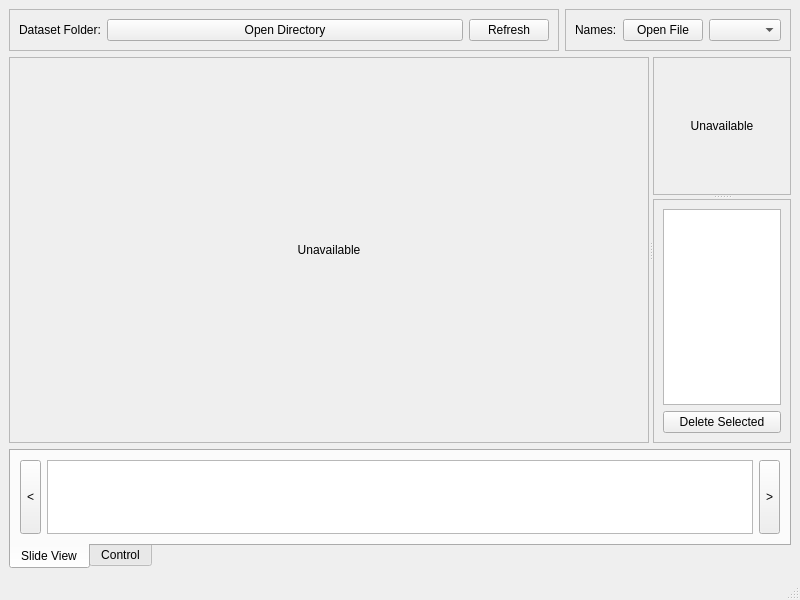
First picture: the form in util/ical_mark/icalmark.ui, repository jamesljlster/ican_mark, before the edit.
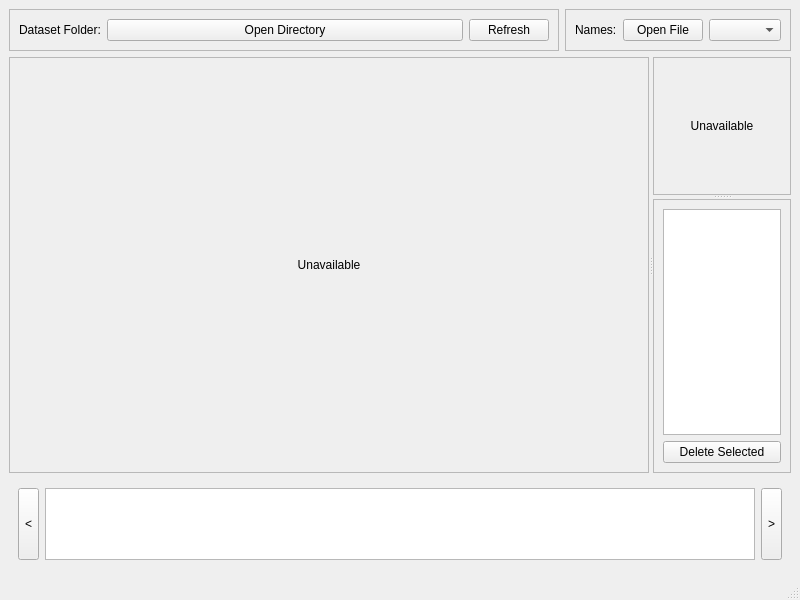
Second picture: the form after the edit. Custom widgets are drawn as their Qt base class.

Commit message: Using stack widget for better UI sizing policy

```diff
--- a/util/ical_mark/icalmark.ui
+++ b/util/ical_mark/icalmark.ui
@@ -314,24 +314,15 @@
      </widget>
     </item>
     <item>
-     <widget class="QTabWidget" name="southTab">
-      <property name="tabPosition">
-       <enum>QTabWidget::South</enum>
-      </property>
+     <widget class="QStackedWidget" name="southTab">
       <property name="currentIndex">
        <number>0</number>
       </property>
-      <property name="documentMode">
-       <bool>false</bool>
-      </property>
-      <property name="tabBarAutoHide">
-       <bool>false</bool>
-      </property>
       <widget class="QWidget" name="slidePage">
-       <attribute name="title">
+       <property name="accessibleName">
         <string>Slide View</string>
-       </attribute>
-       <layout class="QHBoxLayout" name="horizontalLayout_6">
+       </property>
+       <layout class="QHBoxLayout" name="horizontalLayout">
         <item>
          <widget class="QToolButton" name="slidePrevious">
           <property name="sizePolicy">
@@ -413,10 +404,10 @@
        </layout>
       </widget>
       <widget class="QWidget" name="ctrlPage">
-       <attribute name="title">
-        <string>Control</string>
-       </attribute>
-       <layout class="QHBoxLayout" name="horizontalLayout_7">
+       <property name="accessibleName">
+        <string>Controller</string>
+       </property>
+       <layout class="QHBoxLayout" name="horizontalLayout_2">
         <item>
          <widget class="QLabel" name="label">
           <property name="text">
```
The commit also changes 1 other file.
